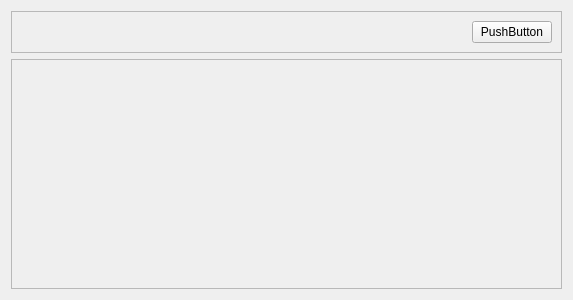
This is Code/front/ui/widget_search_talk_room_member_list.ui in lee991229/KKOTalk as Qt 5 draws it before an edit. The edited form follows.
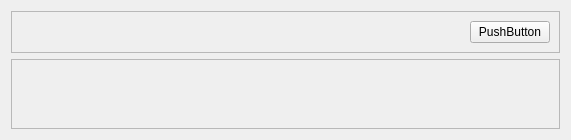
This is the edited form.

What changed in the file:
```diff
--- a/Code/front/ui/widget_search_talk_room_member_list.ui
+++ b/Code/front/ui/widget_search_talk_room_member_list.ui
@@ -6,8 +6,8 @@
    <rect>
     <x>0</x>
     <y>0</y>
-    <width>573</width>
-    <height>300</height>
+    <width>554</width>
+    <height>0</height>
    </rect>
   </property>
   <property name="windowTitle">
@@ -58,8 +58,8 @@
          <rect>
           <x>0</x>
           <y>0</y>
-          <width>551</width>
-          <height>229</height>
+          <width>515</width>
+          <height>16</height>
          </rect>
         </property>
        </widget>
```
